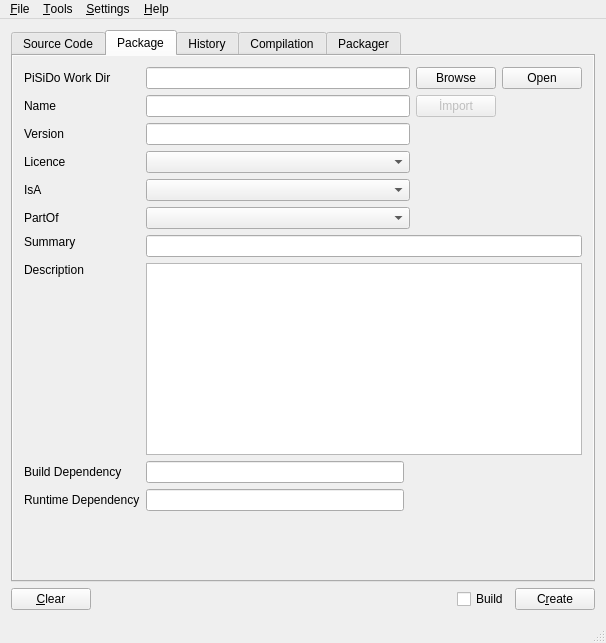
huseyinkozan/PiSiDo, file mainwindow.ui: the form before one commit.
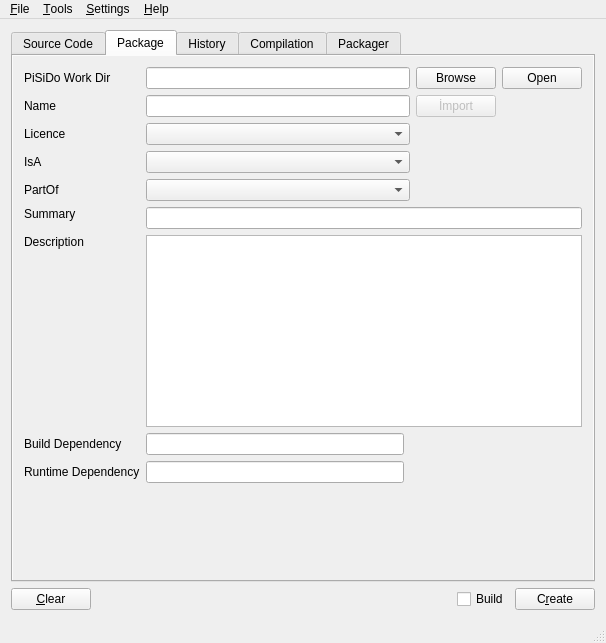
The form after the commit.

What changed in the file:
```diff
--- a/mainwindow.ui
+++ b/mainwindow.ui
@@ -211,8 +211,8 @@
             <rect>
              <x>0</x>
              <y>0</y>
-             <width>568</width>
-             <height>521</height>
+             <width>584</width>
+             <height>517</height>
             </rect>
            </property>
            <layout class="QGridLayout" name="gridLayout">
@@ -233,7 +233,7 @@
               </property>
              </widget>
             </item>
-            <item row="12" column="1">
+            <item row="11" column="1">
              <spacer name="verticalSpacer_pckg">
               <property name="orientation">
                <enum>Qt::Vertical</enum>
@@ -247,38 +247,21 @@
              </spacer>
             </item>
             <item row="2" column="0">
-             <widget class="QLabel" name="lbl_version">
-              <property name="text">
-               <string>Version</string>
-              </property>
-             </widget>
-            </item>
-            <item row="2" column="1" colspan="2">
-             <widget class="QLineEdit" name="le_version">
-              <property name="toolTip">
-               <string>Package version.</string>
-              </property>
-              <property name="statusTip">
-               <string>Package version.</string>
-              </property>
-             </widget>
-            </item>
-            <item row="3" column="0">
              <widget class="QLabel" name="lbl_licence">
               <property name="text">
                <string>Licence</string>
               </property>
              </widget>
             </item>
-            <item row="4" column="0">
+            <item row="3" column="0">
              <widget class="QLabel" name="lbl_is_a">
               <property name="text">
                <string>IsA</string>
               </property>
              </widget>
             </item>
-            <item row="9" column="1" colspan="4">
-             <widget class="QTextEdit" name="te_detailed">
+            <item row="8" column="1" colspan="4">
+             <widget class="QTextEdit" name="te_description">
               <property name="toolTip">
                <string>Shows after open detailed description. Should be continuous of the brief.</string>
               </property>
@@ -287,7 +270,7 @@
               </property>
              </widget>
             </item>
-            <item row="8" column="0">
+            <item row="7" column="0">
              <widget class="QLabel" name="lbl_brief">
               <property name="text">
                <string>Summary</string>
@@ -300,7 +283,7 @@
               </property>
              </widget>
             </item>
-            <item row="9" column="0">
+            <item row="8" column="0">
              <widget class="QLabel" name="lbl_detailed">
               <property name="text">
                <string>Description</string>
@@ -313,10 +296,10 @@
               </property>
              </widget>
             </item>
-            <item row="3" column="1" colspan="2">
+            <item row="2" column="1" colspan="2">
              <widget class="QComboBox" name="combo_licence"/>
             </item>
-            <item row="4" column="1" colspan="2">
+            <item row="3" column="1" colspan="2">
              <widget class="QComboBox" name="combo_is_a">
               <property name="toolTip">
                <string>Package type.</string>
@@ -326,8 +309,8 @@
               </property>
              </widget>
             </item>
-            <item row="8" column="1" colspan="4">
-             <widget class="QLineEdit" name="le_brief">
+            <item row="7" column="1" colspan="4">
+             <widget class="QLineEdit" name="le_summary">
               <property name="toolTip">
                <string>Shows a brief description on the installer list.</string>
               </property>
@@ -336,14 +319,14 @@
               </property>
              </widget>
             </item>
-            <item row="5" column="0">
+            <item row="4" column="0">
              <widget class="QLabel" name="lbl_part_of">
               <property name="text">
                <string>PartOf</string>
               </property>
              </widget>
             </item>
-            <item row="5" column="1" colspan="2">
+            <item row="4" column="1" colspan="2">
              <widget class="QComboBox" name="combo_part_of"/>
             </item>
             <item row="0" column="0">
@@ -392,14 +375,14 @@
               </property>
              </widget>
             </item>
-            <item row="10" column="0">
+            <item row="9" column="0">
              <widget class="QLabel" name="lbl_build_dependency">
               <property name="text">
                <string>Build Dependency</string>
               </property>
              </widget>
             </item>
-            <item row="10" column="1">
+            <item row="9" column="1">
              <widget class="QLineEdit" name="le_build_dependency">
               <property name="toolTip">
                <string>&lt;!DOCTYPE HTML PUBLIC &quot;-//W3C//DTD HTML 4.0//EN&quot; &quot;http://www.w3.org/TR/REC-html40/strict.dtd&quot;&gt;
@@ -415,14 +398,14 @@
               </property>
              </widget>
             </item>
-            <item row="11" column="0">
+            <item row="10" column="0">
              <widget class="QLabel" name="lbl_runtime_dependency">
               <property name="text">
                <string>Runtime Dependency</string>
               </property>
              </widget>
             </item>
-            <item row="11" column="1">
+            <item row="10" column="1">
              <widget class="QLineEdit" name="le_runtime_dependency">
               <property name="toolTip">
                <string>Comma seperated package names.</string>
```
Left out of the diff: 56 changed lines with no effect on the pictures.
